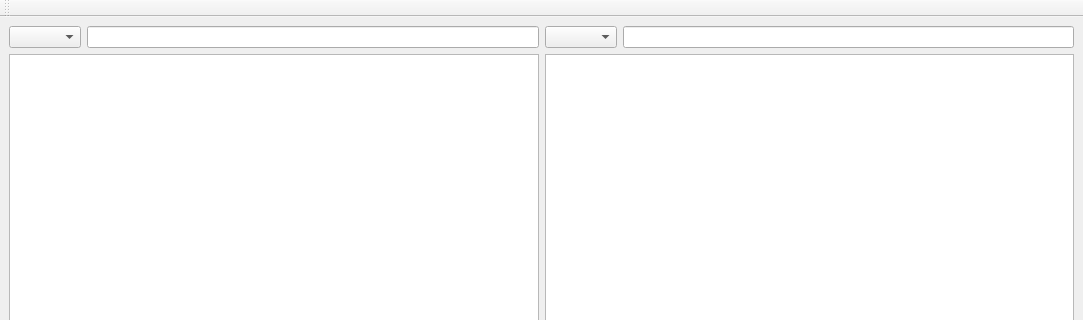
This is src/mainwindow.ui in neverlandjt/kcc as Qt 5 draws it before an edit; both pictures show x 0 to 1083 and y 0 to 320 of the 1083 by 616 pixel window. The edited form follows.
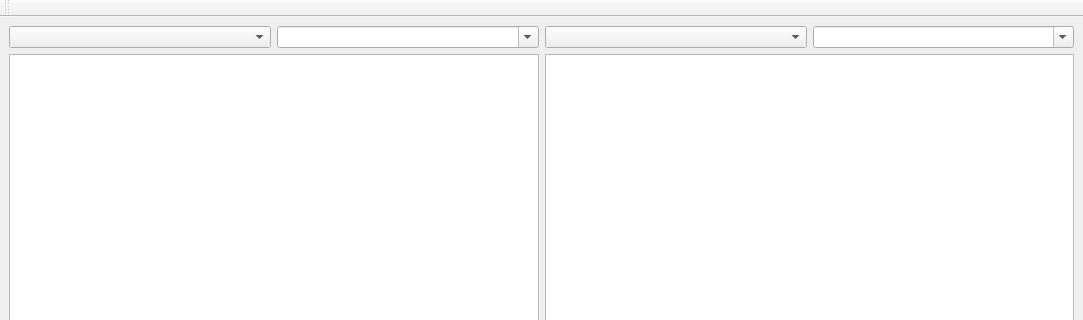
This is the edited form.

Patch:
```diff
--- a/src/mainwindow.ui
+++ b/src/mainwindow.ui
@@ -35,7 +35,11 @@
                               <widget class="QComboBox" name="lhsBox"/>
                           </item>
                           <item>
-                              <widget class="QLineEdit" name="lhsline"/>
+         <widget class="QComboBox" name="lhsline">
+          <property name="editable">
+           <bool>true</bool>
+          </property>
+         </widget>
                           </item>
                       </layout>
                   </item>
@@ -52,7 +56,11 @@
                               <widget class="QComboBox" name="rhsBox"/>
                           </item>
                           <item>
-                              <widget class="QLineEdit" name="rhsline"/>
+         <widget class="QComboBox" name="rhsline">
+          <property name="editable">
+           <bool>true</bool>
+          </property>
+         </widget>
                           </item>
                       </layout>
                   </item>
```
Left out of the diff: 80 changed lines with no effect on the pictures. Lines whose indentation alone changed are shown as unchanged.
